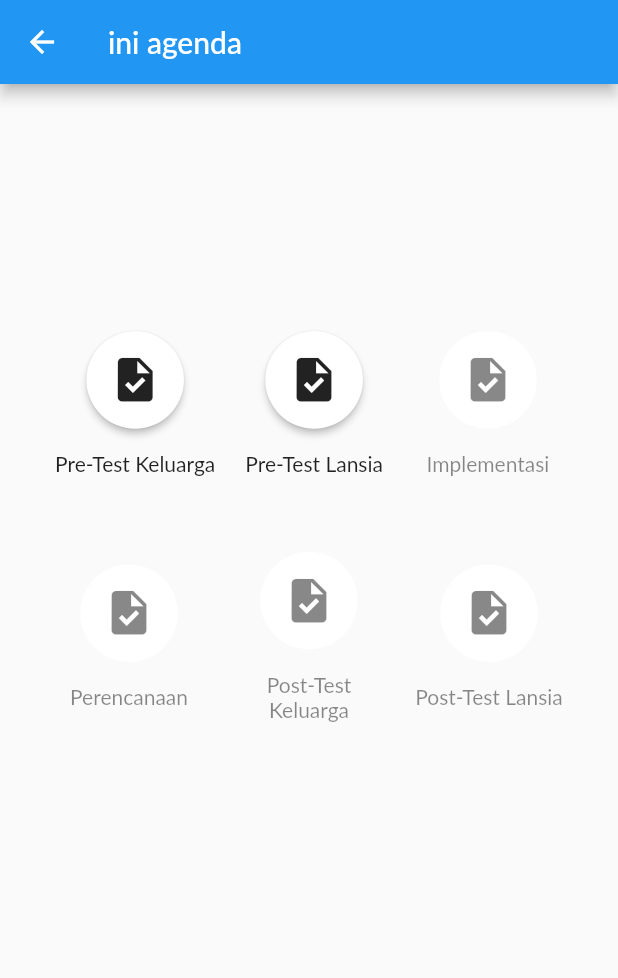
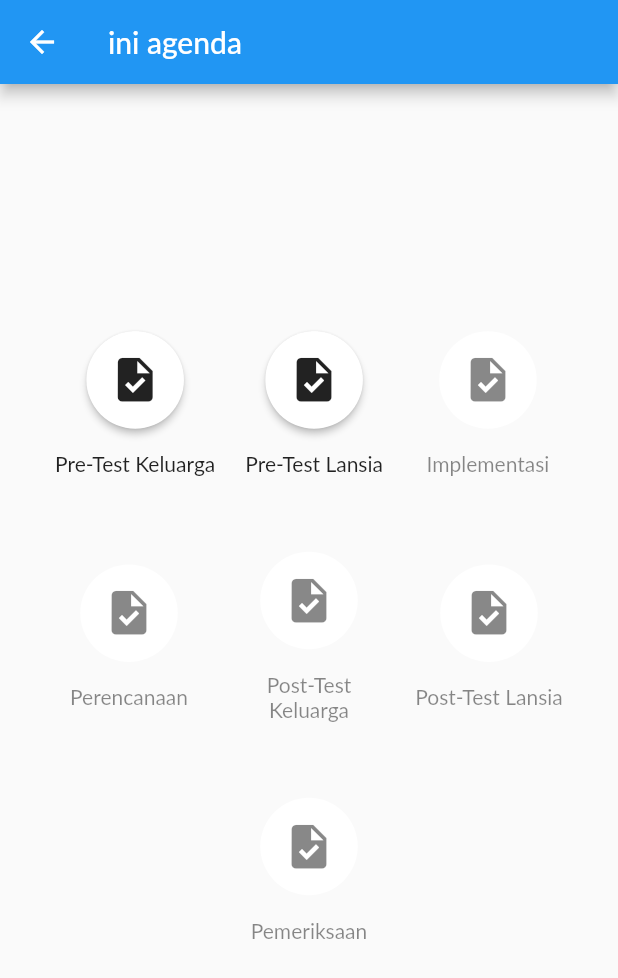
Before and after one commit to faridzam/flutter-gigi-mia, a Flutter app: the AgendaScreen screen opened directly, on a phone screen of 412 x 824 dp. Shown: the top 978 px of the screen. Run offline on Flutter 3.47's test engine with Material 2 defaults, Android fonts, the phone set to English and light mode, and no system bars; our stand-ins replace fl_chart, fluttertoast, localstorage, permission_handler, photo_view, shared_preferences and 1 more; missing offline and left inert: confirm_dialog, flutter_launch, flutter_pdfview; accounts and stored records are empty; Roboto replaces fonts that are missing (Lato).

Commit message:
add pemeriksaan

```diff
--- a/lib/screens/AgendaScreen.dart
+++ b/lib/screens/AgendaScreen.dart
@@ -2,6 +2,7 @@ import 'package:flutter/material.dart';
 import 'package:gigi_mia/databaseHandlers/PostTestHelper.dart';
 import 'package:gigi_mia/databaseHandlers/PretestHelper.dart';
 import 'package:gigi_mia/screens/Agenda/MateriScreen.dart';
+import 'package:gigi_mia/screens/Agenda/PemeriksaanScreen.dart';
 import 'package:gigi_mia/screens/Agenda/PerencanaanScreen.dart';
 import 'package:gigi_mia/screens/Agenda/PostTestScreen.dart';
 import 'package:gigi_mia/screens/Agenda/PretestKeluargaScreen.dart';
@@ -319,6 +320,43 @@ class _AgendaScreenState extends State<AgendaScreen> {
                   ),
                 ]
             ),
+            SizedBox(
+              height: 50,
+            ),
+            Row(
+              mainAxisAlignment: MainAxisAlignment.center, //Center Row contents horizontally,
+              crossAxisAlignment: CrossAxisAlignment.center, //Center Row contents vertically,
+              children: [
+                Column(
+                  children: [
+                    RawMaterialButton(
+                      onPressed: () {
+                        Navigator.push(
+                          context,
+                          MaterialPageRoute(builder: (context) => const PemeriksaanScreen()),
+                        );
+                      },
+                      elevation: 2.0,
+                      fillColor: Colors.white,
+                      child: Icon(
+                        Icons.task,
+                        size: 35.0,
+                      ),
+                      padding: EdgeInsets.all(15.0),
+                      shape: CircleBorder(),
+                    ),
+                    SizedBox(height: 15,),
+                    Container(
+                      width: 100,
+                      child: Text(
+                        "Pemeriksaan",
+                        textAlign: TextAlign.center,
+                      ),
+                    ),
+                  ],
+                ),
+              ]
+            ),
           ],
         ),
       );
@@ -517,6 +555,42 @@ class _AgendaScreenState extends State<AgendaScreen> {
                   ),
                 ]
             ),
+            SizedBox(
+              height: 50,
+            ),
+            Row(
+                mainAxisAlignment: MainAxisAlignment.center, //Center Row contents horizontally,
+                crossAxisAlignment: CrossAxisAlignment.center, //Center Row contents vertically,
+                children: [
+                  Column(
+                    children: [
+                      RawMaterialButton(
+                        onPressed:null,
+                        elevation: 2.0,
+                        fillColor: Colors.white,
+                        child: Icon(
+                          Icons.task,
+                          color: Color(0x77000000),
+                          size: 35.0,
+                        ),
+                        padding: EdgeInsets.all(15.0),
+                        shape: CircleBorder(),
+                      ),
+                      SizedBox(height: 15,),
+                      Container(
+                        width: 100,
+                        child: Text(
+                          "Pemeriksaan",
+                          textAlign: TextAlign.center,
+                          style: TextStyle(
+                            color: Color(0x77000000),
+                          ),
+                        ),
+                      ),
+                    ],
+                  ),
+                ]
+            ),
           ],
         ),
       );
```
Also changed, not shown: lib/databaseHandlers/DBHelper.dart (+8 -0 lines), lib/databaseHandlers/DBHelperPemeriksaan.dart (added, +57 -0 lines), lib/models/PemeriksaanModel.dart (added, +30 -0 lines), lib/screens/Agenda/PemeriksaanScreen.dart (added, +337 -0 lines).
